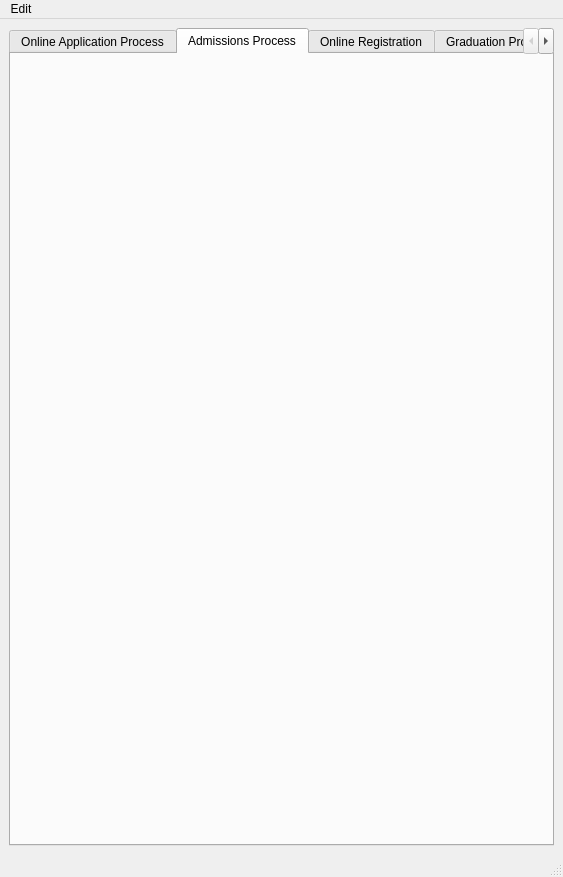
Above: starrs/ui/ui_main.ui from kiryha/CIS556 before the change. Below: the same form after it.
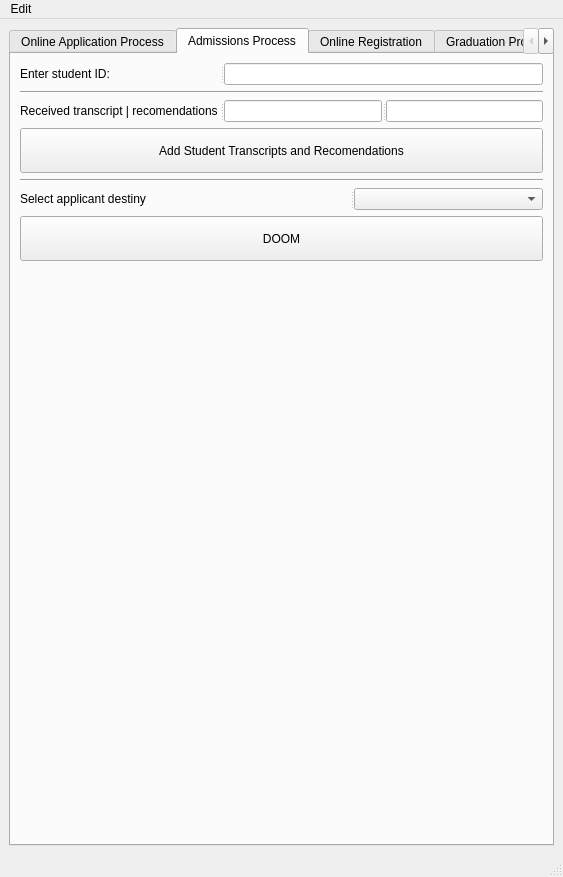
That is the form after the change. The open tabs and pages were chosen to show the change.

Commit message: make decision on applicant

Diff of the .ui file:
```diff
--- a/starrs/ui/ui_main.ui
+++ b/starrs/ui/ui_main.ui
@@ -365,6 +365,125 @@
        <attribute name="title">
         <string>Admissions Process</string>
        </attribute>
+       <layout class="QVBoxLayout" name="verticalLayout_6">
+        <item>
+         <widget class="QSplitter" name="splitter_12">
+          <property name="orientation">
+           <enum>Qt::Horizontal</enum>
+          </property>
+          <widget class="QLabel" name="label_15">
+           <property name="minimumSize">
+            <size>
+             <width>200</width>
+             <height>0</height>
+            </size>
+           </property>
+           <property name="maximumSize">
+            <size>
+             <width>200</width>
+             <height>16777215</height>
+            </size>
+           </property>
+           <property name="text">
+            <string>Enter student ID:</string>
+           </property>
+          </widget>
+          <widget class="QLineEdit" name="linStudentIDAdmission"/>
+         </widget>
+        </item>
+        <item>
+         <widget class="Line" name="line_3">
+          <property name="orientation">
+           <enum>Qt::Horizontal</enum>
+          </property>
+         </widget>
+        </item>
+        <item>
+         <widget class="QSplitter" name="splitter_13">
+          <property name="orientation">
+           <enum>Qt::Horizontal</enum>
+          </property>
+          <widget class="QLabel" name="label">
+           <property name="minimumSize">
+            <size>
+             <width>200</width>
+             <height>0</height>
+            </size>
+           </property>
+           <property name="maximumSize">
+            <size>
+             <width>200</width>
+             <height>16777215</height>
+            </size>
+           </property>
+           <property name="text">
+            <string>Received transcript | recomendations</string>
+           </property>
+          </widget>
+          <widget class="QLineEdit" name="linTranscript"/>
+          <widget class="QLineEdit" name="linRecommendation"/>
+         </widget>
+        </item>
+        <item>
+         <widget class="QPushButton" name="btnAddStudentData">
+          <property name="minimumSize">
+           <size>
+            <width>0</width>
+            <height>45</height>
+           </size>
+          </property>
+          <property name="text">
+           <string>Add Student Transcripts and Recomendations</string>
+          </property>
+         </widget>
+        </item>
+        <item>
+         <widget class="Line" name="line_5">
+          <property name="orientation">
+           <enum>Qt::Horizontal</enum>
+          </property>
+         </widget>
+        </item>
+        <item>
+         <widget class="QSplitter" name="splitter_14">
+          <property name="orientation">
+           <enum>Qt::Horizontal</enum>
+          </property>
+          <widget class="QLabel" name="label_2">
+           <property name="text">
+            <string>Select applicant destiny</string>
+           </property>
+          </widget>
+          <widget class="QComboBox" name="comDescision"/>
+         </widget>
+        </item>
+        <item>
+         <widget class="QPushButton" name="btnMadeDecision">
+          <property name="minimumSize">
+           <size>
+            <width>0</width>
+            <height>45</height>
+           </size>
+          </property>
+          <property name="text">
+           <string>DOOM</string>
+          </property>
+         </widget>
+        </item>
+        <item>
+         <spacer name="verticalSpacer_3">
+          <property name="orientation">
+           <enum>Qt::Vertical</enum>
+          </property>
+          <property name="sizeHint" stdset="0">
+           <size>
+            <width>20</width>
+            <height>40</height>
+           </size>
+          </property>
+         </spacer>
+        </item>
+       </layout>
       </widget>
       <widget class="QWidget" name="tab_3">
        <attribute name="title">
```
Left out of the diff: 7 changed lines with no effect on the pictures. The commit also changes 3 other files.
